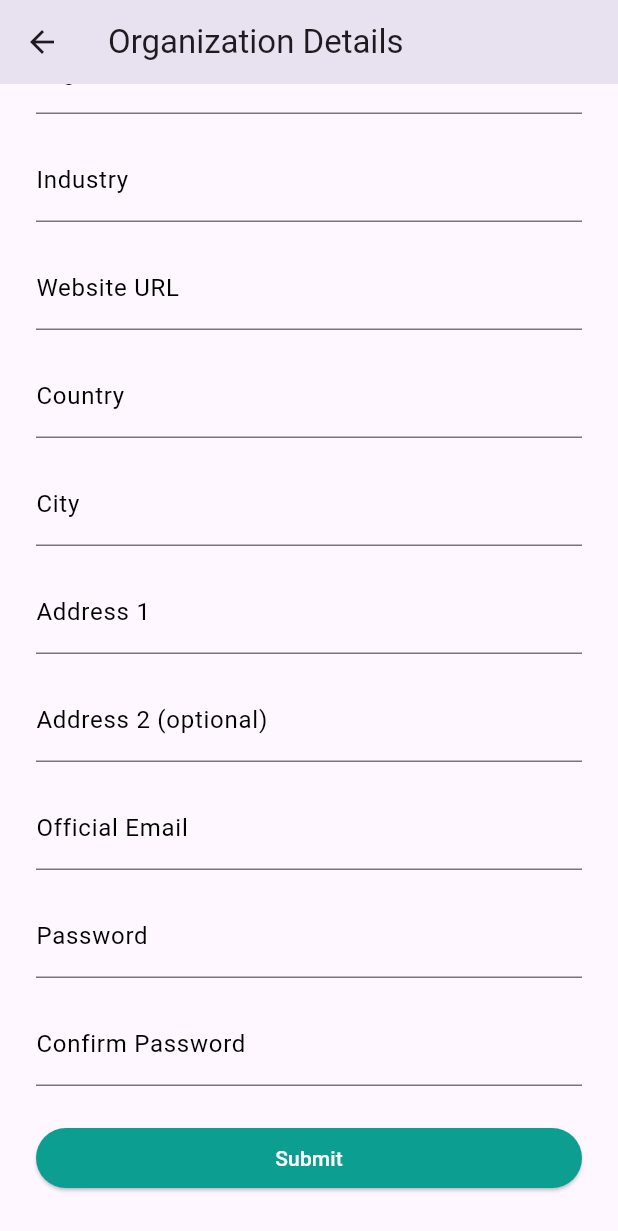
After one commit to TalentLink-Software-GP/talentlink-frontend, a Flutter app: the OrganizationSignupScreen screen opened directly, scrolled down 116 dp, after a tap on "Submit", on a phone screen of 412 x 824 dp. The commit adds this screen. Shown: the top 1231 px of the screen. Run offline on Flutter 3.47's test engine with Material 3 defaults, Android fonts, the phone set to English and light mode, and no system bars; our stand-ins replace file_picker, image_picker, jwt_decoder.

Commit message:
Split the organization from the users (#19)
The organization's Data is different, and it will work in different features, so I split the signup and the schema for them, making   sure that the emails are not used in both the user and organization tables for 2 accounts

```diff
--- /dev/null
+++ b/talent_link/lib/widgets/sign_up_widgets/organization_signup_screen.dart
@@ -0,0 +1,286 @@
+import 'package:flutter/material.dart';
+import 'package:http/http.dart' as http;
+import 'dart:convert';
+
+import 'package:talent_link/widgets/base_widgets/button.dart';
+import 'package:talent_link/widgets/base_widgets/text_field.dart';
+import 'package:talent_link/widgets/sign_up_widgets/check_verification_screen.dart';
+
+class OrganizationSignupScreen extends StatefulWidget {
+  const OrganizationSignupScreen({super.key});
+
+  @override
+  State<OrganizationSignupScreen> createState() =>
+      _OrganizationSignupScreenState();
+}
+
+class _OrganizationSignupScreenState extends State<OrganizationSignupScreen> {
+  // Controllers
+  final TextEditingController organizationNameController =
+      TextEditingController();
+  final TextEditingController industryController = TextEditingController();
+  final TextEditingController websiteController = TextEditingController();
+  final TextEditingController countryController = TextEditingController();
+  final TextEditingController cityController = TextEditingController();
+  final TextEditingController address1Controller = TextEditingController();
+  final TextEditingController address2Controller = TextEditingController();
+  final TextEditingController emailController = TextEditingController();
+  final TextEditingController passwordController = TextEditingController();
+  final TextEditingController confirmPasswordController =
+      TextEditingController();
+
+  bool isLoading = false;
+  String? errorMessage;
+
+  Future<void> signupOrganization() async {
+    final name = organizationNameController.text.trim();
+    final industry = industryController.text.trim();
+    final website = websiteController.text.trim();
+    final country = countryController.text.trim();
+    final city = cityController.text.trim();
+    final address1 = address1Controller.text.trim();
+    final address2 = address2Controller.text.trim();
+    final email = emailController.text.trim();
+    final password = passwordController.text;
+    final confirmPassword = confirmPasswordController.text;
+
+    if (password != confirmPassword) {
+      setState(() {
+        errorMessage = "Passwords do not match.";
+      });
+      return;
+    }
+
+    if (name.isEmpty ||
+        email.isEmpty ||
+        password.isEmpty ||
+        country.isEmpty ||
+        city.isEmpty ||
+        industry.isEmpty) {
+      setState(() {
+        errorMessage = "Please fill in all required fields.";
+      });
+      return;
+    }
+
+    setState(() {
+      isLoading = true;
+      errorMessage = null;
+    });
+
+    try {
+      final url = Uri.parse(
+        'http://10.0.2.2:5000/api/auth/register',
+      ); // Replace this with your real URL
+      final response = await http.post(
+        url,
+        headers: {'Content-Type': 'application/json'},
+        body: jsonEncode({
+          "name": name,
+          "industry": industry,
+          "website": website,
+          "country": country,
+          "city": city,
+          "address1": address1,
+          "address2": address2,
+          "email": email,
+          "password": password,
+          "role": "Organization",
+        }),
+      );
+
+      if (response.statusCode == 201) {
+        var data = jsonDecode(response.body);
+        print("🔍 Full API Response: ${response.body}");
+
+        if (data.containsKey("token")) {
+          String realToken = data["token"];
+
+          Navigator.pushReplacement(
+            context,
+            MaterialPageRoute(
+              builder:
+                  (context) =>
+                      CheckVerificationScreen(token: realToken, email: email),
+            ),
+          );
+        } else {
+          print("❌ Token not received: ${response.body}");
+        }
+      } else {
+        print("❌ Sign-up failed: ${response.body}");
+      }
+    } catch (e) {
+      setState(() {
+        errorMessage = "An error occurred. Please try again.";
+      });
+    } finally {
+      setState(() {
+        isLoading = false;
+      });
+    }
+  }
+
+  @override
+  Widget build(BuildContext context) {
+    return Scaffold(
+      resizeToAvoidBottomInset: true,
+      appBar: AppBar(title: const Text("Organization Details")),
+      body: LayoutBuilder(
+        builder: (context, constraints) {
+          return SingleChildScrollView(
+            child: ConstrainedBox(
+              constraints: BoxConstraints(minHeight: constraints.maxHeight),
+              child: IntrinsicHeight(
+                child: Column(
+                  children: [
+                    const SizedBox(height: 16),
+                    const Text("Enter Organization Details"),
+                    if (errorMessage != null)
+                      Padding(
+                        padding: const EdgeInsets.all(8.0),
+                        child: Text(
+                          errorMessage!,
+                          style: const TextStyle(color: Colors.red),
+                        ),
+                      ),
+                    Padding(
+                      padding: const EdgeInsets.symmetric(
+                        vertical: 8,
+                        horizontal: 8,
+                      ),
+                      child: MyTextFieled(
+                        textHint: "Enter Your Organization Name",
+                        textLable: "Organization Name",
+                        controller: organizationNameController,
+                        obscureText: false,
+                      ),
+                    ),
+                    Padding(
+                      padding: const EdgeInsets.symmetric(
+                        vertical: 8,
+                        horizontal: 8,
+                      ),
+                      child: MyTextFieled(
+                        textHint: "What Industry Describes Your Company?",
+                        textLable: "Industry",
+                        controller: industryController,
+                        obscureText: false,
+                      ),
+                    ),
+                    Padding(
+                      padding: const EdgeInsets.symmetric(
+                        vertical: 8,
+                        horizontal: 8,
+                      ),
+                      child: MyTextFieled(
+                        textHint: "Enter Your Website URL",
+                        textLable: "Website URL",
+                        controller: websiteController,
+                        obscureText: false,
+                      ),
+                    ),
+                    Padding(
+                      padding: const EdgeInsets.symmetric(
+                        vertical: 8,
+                        horizontal: 8,
+                      ),
+                      child: MyTextFieled(
+                        textHint: "Choose Country",
+                        textLable: "Country",
+                        controller: countryController,
+                        obscureText: false,
+                      ),
+                    ),
+                    Padding(
+                      padding: const EdgeInsets.symmetric(
+                        vertical: 8,
+                        horizontal: 8,
+                      ),
+                      child: MyTextFieled(
+                        textHint: "Choose City",
+                        textLable: "City",
+                        controller: cityController,
+                        obscureText: false,
+                      ),
+                    ),
+                    Padding(
+                      padding: const EdgeInsets.symmetric(
+                        vertical: 8,
+                        horizontal: 8,
+                      ),
+                      child: MyTextFieled(
+                        textHint: "Enter Address 1",
+                        textLable: "Address 1",
+                        controller: address1Controller,
+                        obscureText: false,
+                      ),
+                    ),
+                    Padding(
+                      padding: const EdgeInsets.symmetric(
+                        vertical: 8,
+                        horizontal: 8,
+                      ),
+                      child: MyTextFieled(
+                        textHint: "Enter Address 2 (optional)",
+                        textLable: "Address 2 (optional)",
+                        controller: address2Controller,
+                        obscureText: false,
+                      ),
+                    ),
+                    Padding(
+                      padding: const EdgeInsets.symmetric(
+                        vertical: 8,
+                        horizontal: 8,
+                      ),
+                      child: MyTextFieled(
+                        textHint: "Official Email",
+                        textLable: "Official Email",
+                        controller: emailController,
+                        obscureText: false,
+                      ),
+                    ),
+                    Padding(
+                      padding: const EdgeInsets.symmetric(
+                        vertical: 8,
+                        horizontal: 8,
+                      ),
+                      child: MyTextFieled(
+                        textHint: "Password",
+                        textLable: "Password",
+                        controller: passwordController,
+                        obscureText: true,
+                      ),
+                    ),
+                    Padding(
+                      padding: const EdgeInsets.symmetric(
+                        vertical: 8,
+                        horizontal: 8,
+                      ),
+                      child: MyTextFieled(
+                        textHint: "Re-Enter Password",
+                        textLable: "Confirm Password",
+                        controller: confirmPasswordController,
+                        obscureText: true,
+                      ),
+                    ),
+                    Padding(
+                      padding: const EdgeInsets.only(top: 16, bottom: 64),
+                      child:
+                          isLoading
+                              ? const CircularProgressIndicator()
+                              : BaseButton(
+                                text: "Submit",
+                                onPressed: signupOrganization,
+                              ),
+                    ),
+                  ],
+                ),
+              ),
+            ),
+          );
+        },
+      ),
+    );
+  }
+}
--- a/talent_link/lib/widgets/sign_up_widgets/sign_up_choose_positions.dart
+++ b/talent_link/lib/widgets/sign_up_widgets/sign_up_choose_positions.dart
@@ -1,6 +1,7 @@
 import 'package:flutter/material.dart';
 import 'package:talent_link/widgets/base_widgets/button.dart';
 import 'package:talent_link/widgets/login_widgets/login_page.dart';
+import 'package:talent_link/widgets/sign_up_widgets/organization_signup_screen.dart';
 import 'package:talent_link/widgets/sign_up_widgets/signup_user_details.dart';
 
 class ChoosePositions extends StatefulWidget {
@@ -55,13 +56,23 @@ class ChoosePositionsScreen extends State<ChoosePositions> {
             BaseButton(
               text: "Next",
               onPressed: () async {
+                if (selectedRole == 'Organization') {
+                  Navigator.push(
+                    context,
+                    MaterialPageRoute(
+                      builder: (context) => OrganizationSignupScreen(),
+                    ),
+                  );
+                } else {
                   Navigator.push(
                     context,
                     MaterialPageRoute(
                       builder:
-                        (context) => UserDetailsScreen(userRole: selectedRole),
+                          (context) =>
+                              UserDetailsScreen(userRole: selectedRole),
                     ),
                   );
+                }
               },
             ),
 
--- a/talent_link/lib/widgets/sign_up_widgets/signup_page.dart
+++ b/talent_link/lib/widgets/sign_up_widgets/signup_page.dart
@@ -28,8 +28,9 @@ class SignUpScreen extends StatefulWidget {
 }
 
 class _SignUpScreenState extends State<SignUpScreen> {
+  String? errorMessage;
   final _formKey = GlobalKey<FormState>();
-
+  bool isLoading = false;
   bool agreeToTerms = false;
   final bool _obscurePassword = true;
 
@@ -54,6 +55,7 @@ class _SignUpScreenState extends State<SignUpScreen> {
       String userGender = widget.gender;
       String userRole = widget.userRole;
 
+      try {
         var url = Uri.parse('http://10.0.2.2:5000/api/auth/register');
 
         var response = await http.post(
@@ -93,6 +95,15 @@ class _SignUpScreenState extends State<SignUpScreen> {
           }
         } else {
           print("❌ Sign-up failed: ${response.body}");
+        }
+      } catch (e) {
+        setState(() {
+          errorMessage = "An error occurred. Please try again.";
+        });
+      } finally {
+        setState(() {
+          isLoading = false;
+        });
       }
     }
   }
```
Lines whose indentation alone changed are shown as unchanged.
